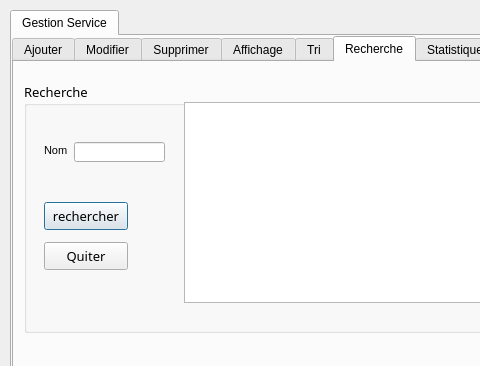
First picture: the form in mainwindow.ui, repository laroussiamir01/Smart_Printer_2A5, before the edit; both pictures show x 0 to 480 and y 0 to 366 of the 811 by 481 pixel window.
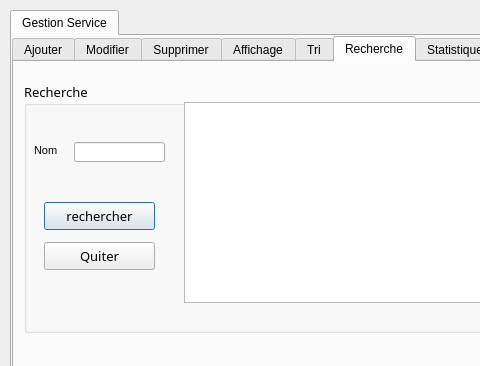
Second picture: the form after the edit. The open tabs and pages were chosen to show the change. Icons and pictures are not drawn.

The edit to the form file:
```diff
--- a/mainwindow.ui
+++ b/mainwindow.ui
@@ -759,7 +759,7 @@
         <widget class="QLabel" name="label_7">
          <property name="geometry">
           <rect>
-           <x>20</x>
+           <x>10</x>
            <y>60</y>
            <width>31</width>
            <height>16</height>
@@ -788,7 +788,7 @@
           <rect>
            <x>20</x>
            <y>160</y>
-           <width>84</width>
+           <width>111</width>
            <height>28</height>
           </rect>
          </property>
@@ -826,7 +826,7 @@
           <rect>
            <x>20</x>
            <y>120</y>
-           <width>84</width>
+           <width>111</width>
            <height>28</height>
           </rect>
          </property>
```
Left out of the diff: 18 changed lines with no effect on the pictures.
